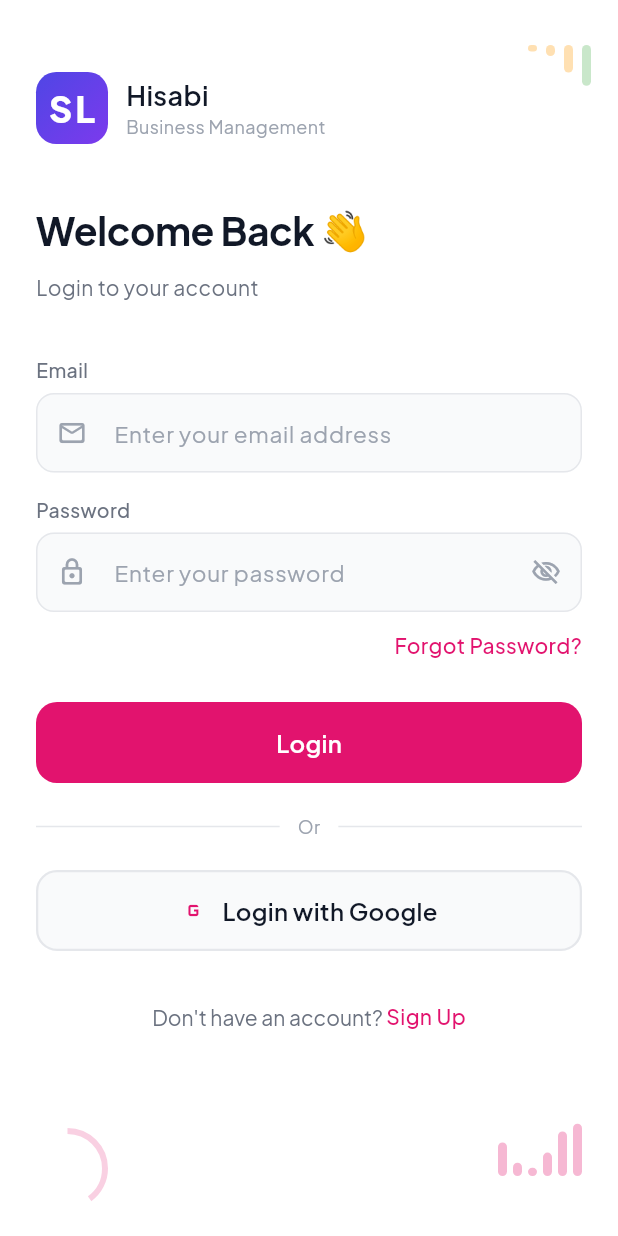
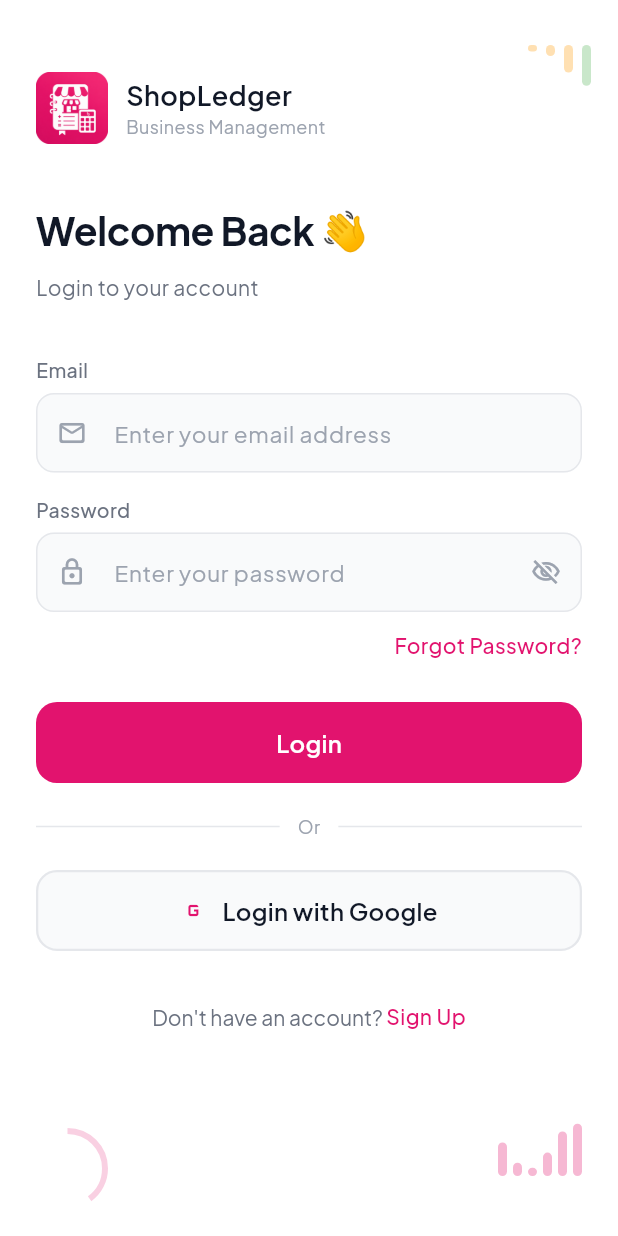
Before and after one commit to majidbhuiyan20/ShopLedger, a Flutter app: the screen it shows after launch, on a phone screen of 412 x 824 dp. Run offline on Flutter 3.47's test engine with Material 3 defaults, Android fonts, the phone set to English and light mode, and no system bars; our stand-ins replace dio, flutter_riverpod, fluttertoast, logger, shared_preferences; network calls fail.

Commit message:
update base url and add app logo assets

```diff
--- /dev/null
+++ b/lib/core/constants/app_assets.dart
@@ -0,0 +1,3 @@
+class AppAssets {
+  static const String logo = 'assets/icons/logo.png';
+}
--- a/lib/core/network/api_endpoints.dart
+++ b/lib/core/network/api_endpoints.dart
@@ -1,6 +1,6 @@
 class ApiEndpoints {
   static const String baseUrl =
-      "http://localhost:8080/api/v1";
+      "https://hisabibackend-production.up.railway.app/api/v1";
   static const String signUp = 'register';
   static const String logIn = 'login';
   static const String verifyOtp = 'verify-otp';
--- a/lib/features/auth/login/view/login_screen.dart
+++ b/lib/features/auth/login/view/login_screen.dart
@@ -54,7 +54,7 @@
       // ✅ SUCCESS - Show success toast and navigate to home
       if (next.isSuccess && (prev?.isSuccess != true)) {
         Utils.showToast(
-          message: 'Login successful! Welcome back 👋',
+          message: 'Login successful! Welcome back Shop Ledger',
           backgroundColor: AppColors.success,
           textColor: Colors.white,
         );
@@ -103,7 +103,7 @@
                     Column(
                       crossAxisAlignment: CrossAxisAlignment.start,
                       children: [
-                        Text('Hisabi', style: AppTextStyle.h3),
+                        Text('ShopLedger', style: AppTextStyle.h3),
                         Text('Business Management', style: AppTextStyle.bodySmall),
                       ],
                     ),
--- a/lib/features/widgets/common_widgets.dart
+++ b/lib/features/widgets/common_widgets.dart
@@ -1,4 +1,5 @@
 import 'package:flutter/material.dart';
+import '../../core/constants/app_assets.dart';
 import '../../core/constants/app_colors.dart';
 import '../../core/constants/app_text_style.dart';
 
@@ -99,19 +100,11 @@
 
   @override
   Widget build(BuildContext context) {
-    return Container(
-      width:        size,
-      height:       size,
-      decoration:   BoxDecoration(
-        gradient:     AppColors.primaryGradient,
-        borderRadius: BorderRadius.circular(size * 0.28),
-      ),
-      child: Center(
-        child: Text(
-          'SL',
-          style: AppTextStyle.logoText.copyWith(fontSize: size * 0.5),
-        ),
-      ),
+    return Image.asset(
+      AppAssets.logo,
+      width: size,
+      height: size,
+      fit: BoxFit.contain,
     );
   }
 }
--- a/pubspec.yaml
+++ b/pubspec.yaml
@@ -24,6 +24,8 @@
     sdk: flutter
   flutter_lints: ^6.0.0
 flutter:
+  assets:
+    - assets/icons/
   fonts:
     - family: PlusJakartaSans
       fonts:
```
Also changed, not shown: lib/features/splash/splash_screen.dart (+11 -2 lines), assets/icons/logo.png (added).
